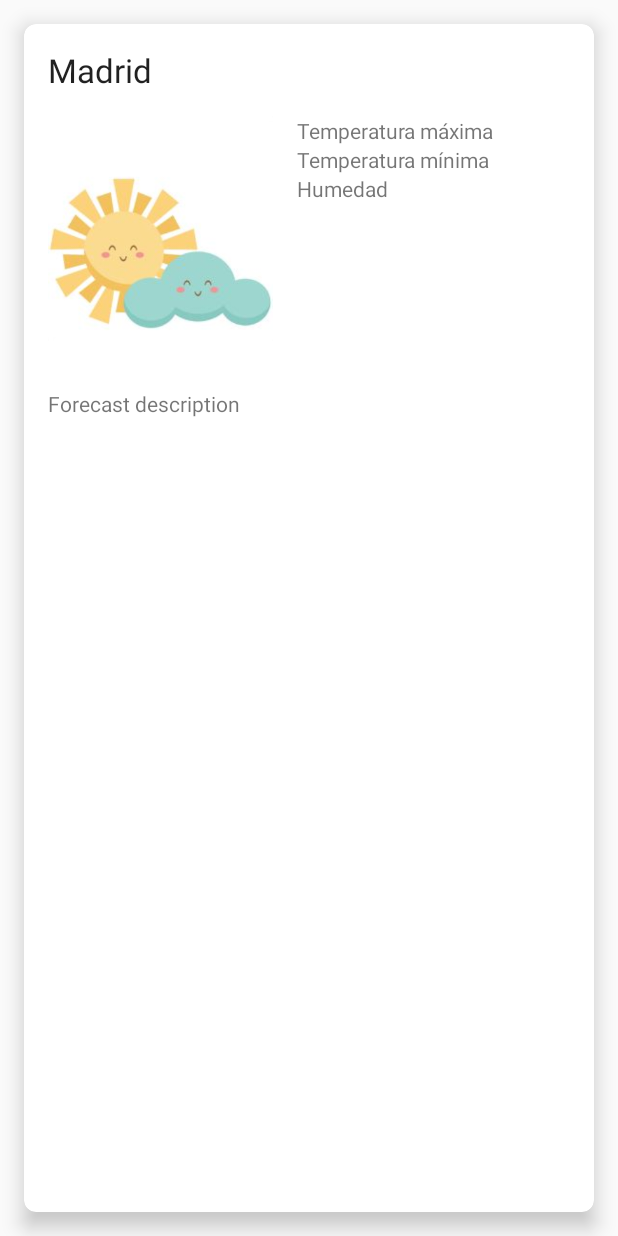
After one commit to Omaddon/Guedr, an Android app: the layout content_forecast.xml on its own in the app's theme, with its tools: preview values and no code run, on a phone screen of 412 x 824 dp. The commit adds this screen. Run offline under Robolectric (Android 15) with nearby library versions, the phone set to English and light mode, and no system bars.

Commit message:
CardView.

```diff
--- a/app/build.gradle
+++ b/app/build.gradle
@@ -28,4 +28,5 @@ dependencies {
     androidTestImplementation 'com.android.support.test.espresso:espresso-core:3.0.1'
     implementation 'com.android.support:design:26.1.0'
     implementation 'com.android.support:support-v13:26.1.0'
+    implementation 'com.android.support:cardview-v7:26.1.0'
 }
--- /dev/null
+++ b/app/src/main/res/layout/content_forecast.xml
@@ -0,0 +1,94 @@
+<?xml version="1.0" encoding="utf-8"?>
+<android.support.v7.widget.CardView
+    xmlns:android="http://schemas.android.com/apk/res/android"
+    android:layout_width="match_parent"
+    android:layout_height="wrap_content"
+    android:layout_margin="@dimen/default_margin"
+    app:cardElevation="@dimen/default_card_elevation"
+    app:cardCornerRadius="@dimen/default_card_corner_radius"
+    xmlns:tools="http://schemas.android.com/tools"
+    xmlns:app="http://schemas.android.com/apk/res-auto">
+
+    <RelativeLayout
+        android:layout_width="match_parent"
+        android:layout_height="wrap_content"
+        tools:context="com.ammyt.guedr.fragment.ForecastFragment">
+
+        <TextView
+            android:id="@+id/city"
+            android:layout_width="wrap_content"
+            android:layout_height="wrap_content"
+            android:layout_alignParentLeft="true"
+            android:layout_alignParentRight="true"
+            android:layout_marginLeft="@dimen/default_margin"
+            android:layout_marginTop="@dimen/default_margin"
+            android:layout_marginRight="@dimen/default_margin"
+            android:textAppearance="@style/TextAppearance.AppCompat.Large"
+            tools:text="Madrid"/>
+
+        <ImageView
+            android:id="@+id/forecast_image"
+            android:layout_width="wrap_content"
+            android:maxWidth="@dimen/forecast_image_max_width"
+            android:adjustViewBounds="true"
+            android:layout_height="wrap_content"
+            android:layout_marginTop="@dimen/default_margin"
+            android:layout_alignParentLeft="true"
+            android:layout_alignParentStart="true"
+            android:layout_below="@id/city"
+            android:layout_marginLeft="@dimen/default_margin"
+            android:contentDescription="@string/logo_test"
+            app:srcCompat="@drawable/semisunny"
+            android:layout_marginStart="@dimen/default_margin"/>
+
+        <LinearLayout
+            android:id="@+id/forecast_information"
+            android:layout_width="wrap_content"
+            android:layout_height="wrap_content"
+            android:minHeight="@dimen/forecast_information_min_height"
+            android:orientation="vertical"
+            android:layout_alignParentRight="true"
+            android:layout_toRightOf="@id/forecast_image"
+            android:layout_alignTop="@id/forecast_image"
+            android:layout_marginLeft="@dimen/default_margin"
+            android:layout_marginRight="@dimen/default_margin"
+            android:layout_toEndOf="@id/forecast_image"
+            android:layout_alignParentEnd="true">
+
+            <TextView
+                android:id="@+id/max_temp"
+                android:layout_width="match_parent"
+                android:layout_height="wrap_content"
+                tools:text="Temperatura máxima"/>
+
+            <TextView
+                android:id="@+id/min_temp"
+                android:layout_width="match_parent"
+                android:layout_height="wrap_content"
+                tools:text="Temperatura mínima"/>
+
+            <TextView
+                android:id="@+id/humidity"
+                android:layout_width="match_parent"
+                android:layout_height="wrap_content"
+                tools:text="Humedad"/>
+        </LinearLayout>
+
+        <TextView
+            android:id="@+id/forecast_description"
+            android:layout_width="wrap_content"
+            android:layout_height="wrap_content"
+            android:layout_alignParentBottom="true"
+            android:layout_alignParentEnd="true"
+            android:layout_alignParentLeft="true"
+            android:layout_alignParentRight="true"
+            android:layout_alignParentStart="true"
+            android:layout_marginLeft="@dimen/default_margin"
+            android:layout_marginRight="@dimen/default_margin"
+            android:layout_marginBottom="@dimen/default_margin"
+            android:layout_below="@+id/forecast_information"
+            android:layout_marginTop="@dimen/default_margin"
+            tools:text="Forecast description"/>
+    </RelativeLayout>
+
+</android.support.v7.widget.CardView>
--- a/app/src/main/res/values/dimens.xml
+++ b/app/src/main/res/values/dimens.xml
@@ -2,4 +2,8 @@
 <resources>
     <dimen name="default_margin">16dp</dimen>
     <dimen name="fab_margin">16dp</dimen>
+    <dimen name="default_card_elevation">8dp</dimen>
+    <dimen name="default_card_corner_radius">8dp</dimen>
+    <dimen name="forecast_image_max_width">150dp</dimen>
+    <dimen name="forecast_information_min_height">150dp</dimen>
 </resources>
```
Also changed, not shown: app/src/main/res/layout/fragment_forecast.xml (+1 -78 lines).
